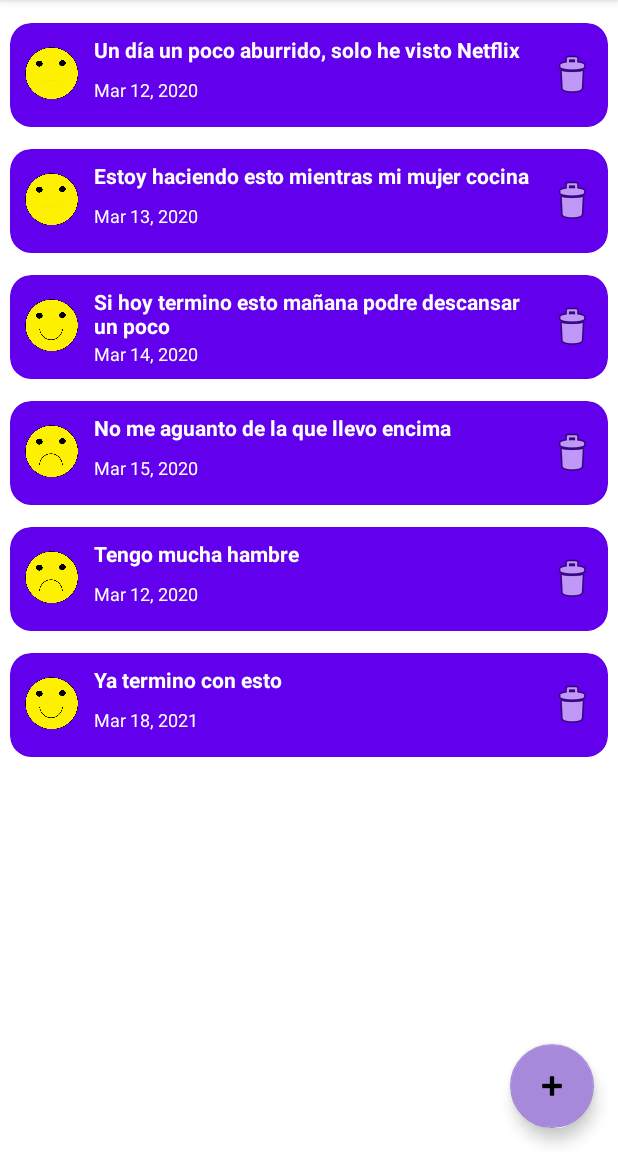
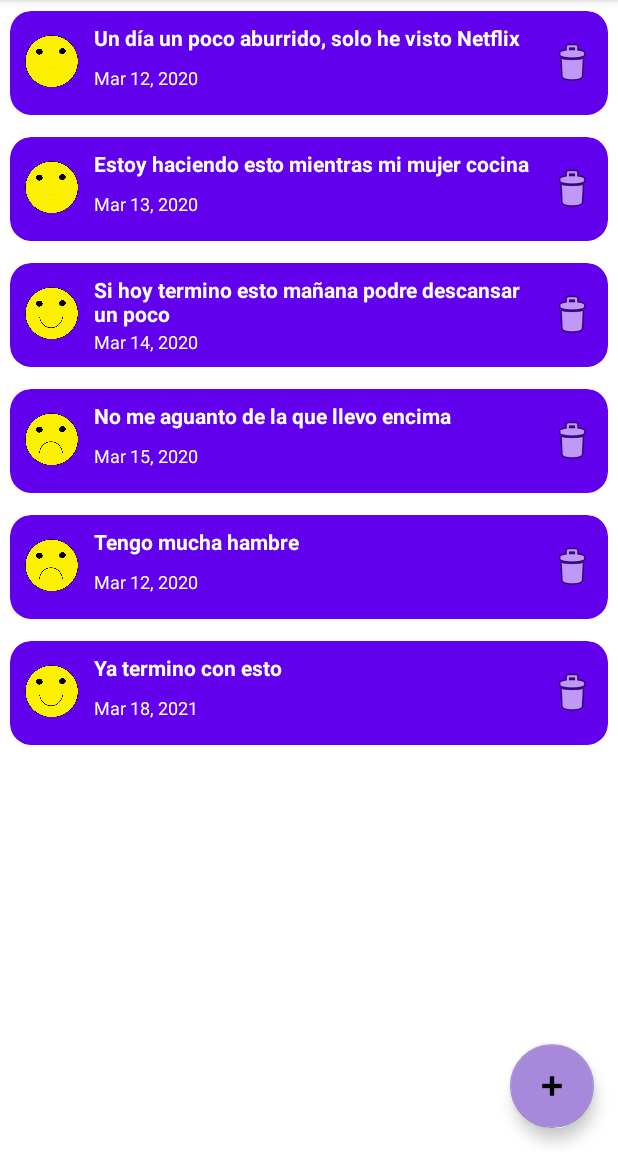
Before and after one commit to sochoa2021joelsemperedura/Practica5, an Android app: the screen it shows after launch (MainActivity), on a phone screen of 412 x 824 dp, the part 84-1236 px from its top. Run offline under Robolectric (Android 15) with nearby library versions, the phone set to English and light mode, and no system bars; our stand-ins replace Room's generated code, RxJava; 1 statement that could not run was skipped.

Commit message:
Parte 4, TO DO Punto 11.

```diff
--- a/app/src/main/res/layout/activity_main.xml
+++ b/app/src/main/res/layout/activity_main.xml
@@ -58,7 +58,7 @@
             android:id="@+id/rvLista"
             android:layout_width="match_parent"
             android:layout_height="0dp"
-            android:layout_marginTop="64dp"
+            android:layout_marginTop="56dp"
             app:layout_constraintBottom_toBottomOf="parent"
             app:layout_constraintEnd_toEndOf="parent"
             app:layout_constraintStart_toStartOf="parent"
--- a/app/src/main/res/values/colors.xml
+++ b/app/src/main/res/values/colors.xml
@@ -8,6 +8,6 @@
     <color name="black">#FF000000</color>
     <color name="white">#FFFFFFFF</color>
     <color name="hombre">#DAF4FF</color>
-    <color name="mujer">#FBEBFD</color>
+    <color name="mujer">#FAD5FF</color>
     <color name="otro">#FFFFFF</color>
 </resources>
```
Also changed, not shown: app/src/main/java/net/iessochoa/joelsemperedura/practica5/ui/EdicionDiaActivity.java (+13 -10 lines).
